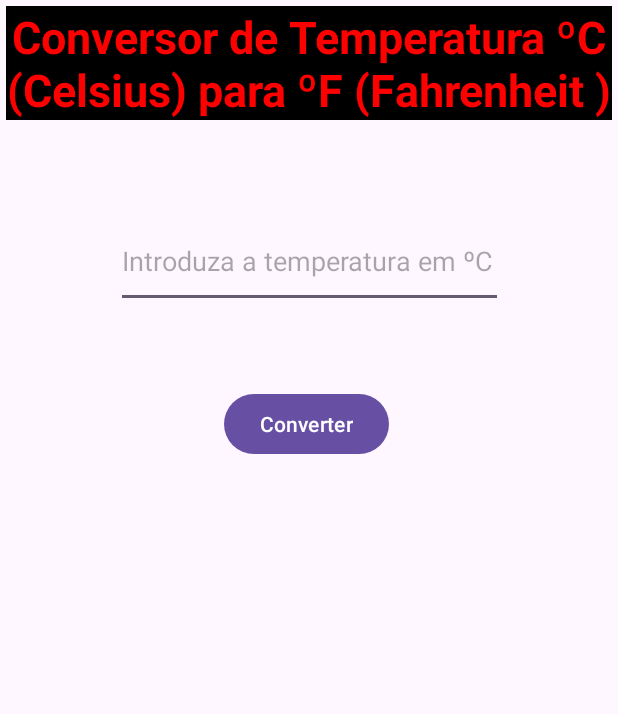
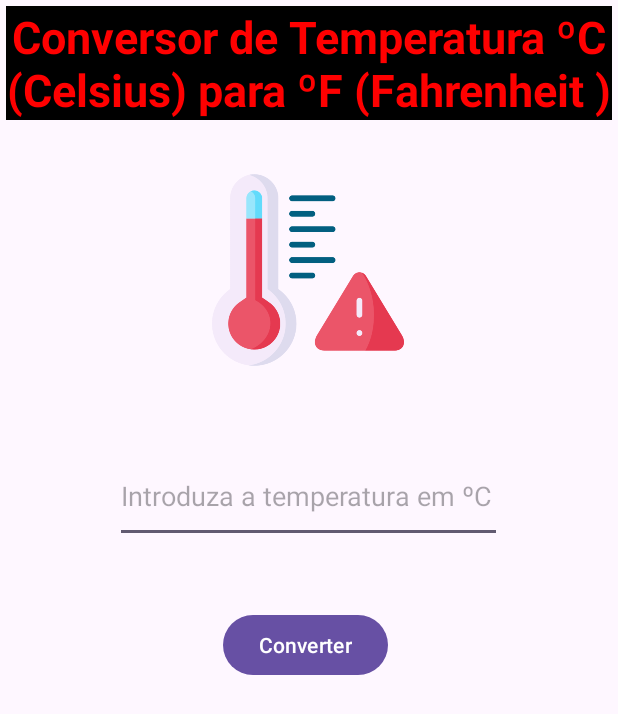
Before and after one commit to juliolopesb/PPDM-Uni-CV, an Android app: the layout activity_main.xml on its own in the app's theme, with its tools: preview values and no code run, on a phone screen of 412 x 824 dp. Shown: the top 714 px of the screen. Run offline under Robolectric (Android 15) with nearby library versions, the phone set to English and light mode, and no system bars.

Commit message:
Primeiro Exercício de PPM - Conversor de Temperatura

```diff
--- a/Aula 1/ConversorTemperatura/app/src/main/res/layout/activity_main.xml
+++ b/Aula 1/ConversorTemperatura/app/src/main/res/layout/activity_main.xml
@@ -26,12 +26,13 @@
         android:id="@+id/temperatura"
         android:layout_width="258dp"
         android:layout_height="62dp"
-        android:layout_marginTop="63dp"
+        android:layout_marginTop="220dp"
         android:ems="10"
         android:hint="Introduza a temperatura em ºC"
         android:inputType="number|numberDecimal|numberSigned"
         android:minHeight="60dp"
         app:layout_constraintEnd_toEndOf="parent"
+        app:layout_constraintHorizontal_bias="0.496"
         app:layout_constraintStart_toStartOf="parent"
         app:layout_constraintTop_toBottomOf="@+id/textView" />
 
@@ -40,11 +41,12 @@
         android:layout_width="wrap_content"
         android:layout_height="wrap_content"
         android:layout_marginStart="158dp"
-        android:layout_marginTop="53dp"
+        android:layout_marginTop="44dp"
         android:layout_marginEnd="158dp"
         android:gravity="center"
         android:text="Converter"
         app:layout_constraintEnd_toEndOf="@+id/textView"
+        app:layout_constraintHorizontal_bias="0.55"
         app:layout_constraintStart_toStartOf="parent"
         app:layout_constraintTop_toBottomOf="@+id/temperatura" />
 
@@ -53,13 +55,23 @@
         android:layout_width="match_parent"
         android:layout_height="wrap_content"
         android:layout_marginStart="3dp"
-        android:layout_marginTop="87dp"
-        android:textSize="30dp"
-        android:textColor="@color/red"
+        android:layout_marginTop="84dp"
         android:gravity="center"
         android:text=""
+        android:textColor="@color/red"
+        android:textSize="30dp"
         app:layout_constraintStart_toStartOf="parent"
         app:layout_constraintTop_toBottomOf="@+id/botaoSubmeter" />
 
+    <ImageView
+        android:id="@+id/imageView"
+        android:layout_width="177dp"
+        android:layout_height="128dp"
+        android:layout_marginStart="40dp"
+        android:layout_marginBottom="56dp"
+        android:src="@drawable/temperature"
+        app:layout_constraintBottom_toTopOf="@+id/temperatura"
+        app:layout_constraintStart_toStartOf="@+id/temperatura" />
+
 
 </androidx.constraintlayout.widget.ConstraintLayout>
```
Also changed, not shown: Aula 1/ConversorTemperatura/app/src/main/res/drawable/temperature.png (added).
